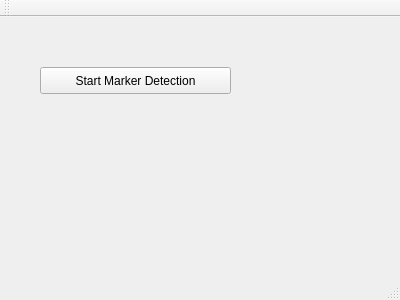
Before: the Qt Designer form project/src/turtlebot_ui/src/mainwindow.ui in CokieForever/LCCP-Turtlebot, drawn with Qt 5.
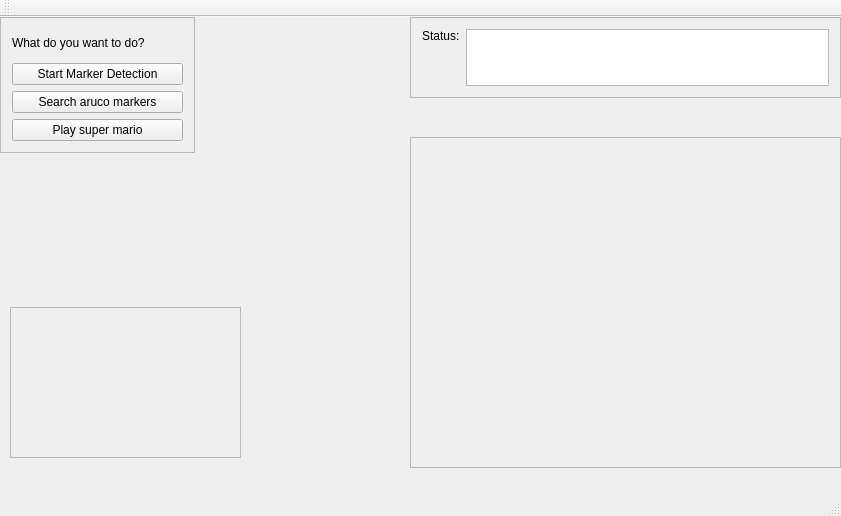
After: the same form once the commit is applied.

```diff
--- a/project/src/turtlebot_ui/src/mainwindow.ui
+++ b/project/src/turtlebot_ui/src/mainwindow.ui
@@ -6,25 +6,134 @@
    <rect>
     <x>0</x>
     <y>0</y>
-    <width>400</width>
-    <height>300</height>
+    <width>841</width>
+    <height>516</height>
    </rect>
   </property>
   <property name="windowTitle">
    <string>Turtlebot User Interface</string>
   </property>
   <widget class="QWidget" name="centralWidget">
-   <widget class="QPushButton" name="btnMarkerDetection">
+   <widget class="QFrame" name="frame">
     <property name="geometry">
      <rect>
-      <x>40</x>
-      <y>50</y>
-      <width>191</width>
-      <height>27</height>
+      <x>0</x>
+      <y>0</y>
+      <width>195</width>
+      <height>136</height>
      </rect>
     </property>
-    <property name="text">
-     <string>Start Marker Detection</string>
+    <property name="frameShape">
+     <enum>QFrame::StyledPanel</enum>
+    </property>
+    <property name="frameShadow">
+     <enum>QFrame::Raised</enum>
+    </property>
+    <layout class="QGridLayout" name="gridLayout">
+     <item row="0" column="0">
+      <widget class="QLabel" name="label">
+       <property name="text">
+        <string>What do you want to do?</string>
+       </property>
+      </widget>
+     </item>
+     <item row="1" column="0">
+      <widget class="QPushButton" name="btnMarkerDetection">
+       <property name="text">
+        <string>Start Marker Detection</string>
+       </property>
+      </widget>
+     </item>
+     <item row="2" column="0">
+      <widget class="QPushButton" name="btnSearchMarkers">
+       <property name="text">
+        <string>Search aruco markers</string>
+       </property>
+      </widget>
+     </item>
+     <item row="3" column="0">
+      <widget class="QPushButton" name="btnPlaySuperMario">
+       <property name="text">
+        <string>Play super mario</string>
+       </property>
+      </widget>
+     </item>
+    </layout>
+   </widget>
+   <widget class="QFrame" name="frame_2">
+    <property name="geometry">
+     <rect>
+      <x>410</x>
+      <y>0</y>
+      <width>431</width>
+      <height>81</height>
+     </rect>
+    </property>
+    <property name="frameShape">
+     <enum>QFrame::StyledPanel</enum>
+    </property>
+    <property name="frameShadow">
+     <enum>QFrame::Raised</enum>
+    </property>
+    <layout class="QGridLayout" name="gridLayout_2">
+     <item row="1" column="1">
+      <widget class="QTextBrowser" name="txtbStatus"/>
+     </item>
+     <item row="1" column="0">
+      <widget class="QLabel" name="label_2">
+       <property name="text">
+        <string>Status:</string>
+       </property>
+       <property name="alignment">
+        <set>Qt::AlignLeading|Qt::AlignLeft|Qt::AlignTop</set>
+       </property>
+      </widget>
+     </item>
+    </layout>
+   </widget>
+   <widget class="QFrame" name="qfLiveVideo">
+    <property name="geometry">
+     <rect>
+      <x>410</x>
+      <y>120</y>
+      <width>431</width>
+      <height>331</height>
+     </rect>
+    </property>
+    <property name="frameShape">
+     <enum>QFrame::StyledPanel</enum>
+    </property>
+    <property name="frameShadow">
+     <enum>QFrame::Raised</enum>
+    </property>
+    <widget class="QLabel" name="labelFrame">
+     <property name="geometry">
+      <rect>
+       <x>10</x>
+       <y>0</y>
+       <width>411</width>
+       <height>321</height>
+      </rect>
+     </property>
+     <property name="text">
+      <string/>
+     </property>
+    </widget>
+   </widget>
+   <widget class="QFrame" name="frame_4">
+    <property name="geometry">
+     <rect>
+      <x>10</x>
+      <y>290</y>
+      <width>231</width>
+      <height>151</height>
+     </rect>
+    </property>
+    <property name="frameShape">
+     <enum>QFrame::StyledPanel</enum>
+    </property>
+    <property name="frameShadow">
+     <enum>QFrame::Raised</enum>
     </property>
    </widget>
   </widget>
```
Left out of the diff: 2 changed lines with no effect on the pictures.
